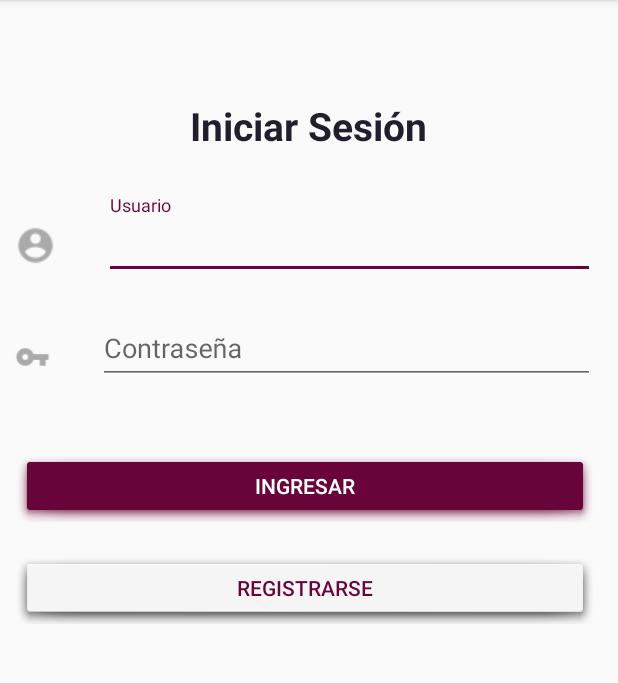
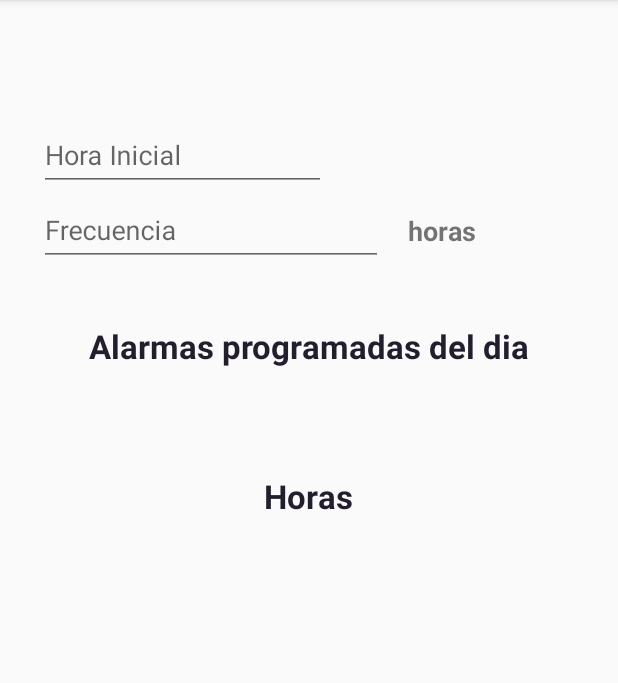
Before and after one commit to sianna93/Medicamentos, an Android app: the screen it shows after launch (ActividadLogin before the commit, ActividadCrearAlarma after it), on a phone screen of 412 x 824 dp, the part 84-767 px from its top. Run offline under Robolectric (Android 15) with nearby library versions, the phone set to English and light mode, and no system bars.

Commit message:
Alarma varias

```diff
--- a/AMI/app/src/main/java/com/example/janinacosta/ami/RingtonePlayingService.java
+++ b/AMI/app/src/main/java/com/example/janinacosta/ami/RingtonePlayingService.java
@@ -33,7 +33,7 @@ public class RingtonePlayingService extends Service {
         Log.i("LocalService", "Received start id " + startId + ": " + intent);
 
         //fetch the extra string values
-        String state= intent.getExtras().getString("extra");
+        String state= intent.getExtras().getString("extra"); //IDEA: enviar array
 
         Log.e("Ringtone extra is ", state);
 
@@ -83,6 +83,8 @@ public class RingtonePlayingService extends Service {
             //set up the notification call command
             notify_manager.notify(0,notification_popup);
 
+
+
         }else if(this.isRunning && startId ==0){
             Log.e("there is music", "and you want end");
 
--- /dev/null
+++ b/AMI/app/src/main/res/layout/activity_actividad_crear_alarma.xml
@@ -0,0 +1,107 @@
+<?xml version="1.0" encoding="utf-8"?>
+<RelativeLayout xmlns:android="http://schemas.android.com/apk/res/android"
+    xmlns:tools="http://schemas.android.com/tools"
+    android:id="@+id/activity_actividad_crear_alarma"
+    android:layout_width="match_parent"
+    android:layout_height="match_parent"
+    android:paddingBottom="@dimen/activity_vertical_margin"
+    android:paddingLeft="@dimen/activity_horizontal_margin"
+    android:paddingRight="@dimen/activity_horizontal_margin"
+    android:paddingTop="@dimen/activity_vertical_margin"
+    tools:context="com.example.janinacosta.ami.ActividadCrearAlarma">
+
+
+    <LinearLayout
+        android:orientation="horizontal"
+        android:layout_width="match_parent"
+        android:layout_marginLeft="10dp"
+        android:layout_marginTop="55dp"
+        android:layout_marginRight="10dp"
+        android:layout_height="match_parent"
+        android:baselineAligned="false">
+
+        <android.support.design.widget.TextInputLayout
+            android:layout_width="0dp"
+            android:layout_height="match_parent"
+            android:layout_weight="1"
+            android:id="@+id/tilNombres">
+
+            <EditText
+                android:layout_width="191dp"
+                android:layout_height="wrap_content"
+                android:ems="10"
+                android:inputType="text"
+                android:hint="Hora Inicial"
+                android:id="@+id/txt_HoraInicial"
+                android:editable="false"
+                android:contextClickable="false"
+                android:focusable="false"
+                android:focusableInTouchMode="false" />
+        </android.support.design.widget.TextInputLayout>
+    </LinearLayout>
+
+    <LinearLayout
+        android:orientation="horizontal"
+        android:layout_width="match_parent"
+        android:layout_marginLeft="10dp"
+        android:layout_marginTop="105dp"
+        android:layout_marginRight="10dp"
+        android:layout_height="match_parent"
+        android:baselineAligned="false">
+
+        <android.support.design.widget.TextInputLayout
+            android:layout_width="0dp"
+            android:layout_height="match_parent"
+            android:layout_weight="1"
+            android:id="@+id/tilFrecuencia">
+
+            <EditText
+                android:layout_width="229dp"
+                android:layout_height="wrap_content"
+                android:ems="10"
+                android:inputType="text"
+                android:hint="Frecuencia"
+                android:id="@+id/txt_frecuencia"
+                android:editable="false"
+                android:contextClickable="false"
+                android:focusable="false"
+                android:focusableInTouchMode="false"/>
+
+        </android.support.design.widget.TextInputLayout>
+
+        <TextView
+            android:text="horas"
+            android:layout_width="40dp"
+            android:layout_height="wrap_content"
+            android:id="@+id/textView5"
+            android:textStyle="normal|bold"
+            android:textSize="18sp"
+            android:layout_weight="0.30"
+            android:paddingTop="20dp" />
+    </LinearLayout>
+
+    <TextView
+        android:layout_width="wrap_content"
+        android:layout_height="wrap_content"
+        android:text="Alarmas programadas del dia"
+        android:id="@+id/textView3"
+        android:layout_alignParentTop="true"
+        android:layout_centerHorizontal="true"
+        android:textSize="22sp"
+        android:textColor="@color/colorPrimaryDark"
+        android:textStyle="normal|bold"
+        android:layout_marginTop="200dp" />
+
+    <TextView
+        android:layout_width="wrap_content"
+        android:layout_height="wrap_content"
+        android:text="Horas"
+        android:id="@+id/txt_lista_horas"
+        android:layout_alignParentTop="true"
+        android:layout_centerHorizontal="true"
+        android:textSize="22sp"
+        android:textColor="@color/colorPrimaryDark"
+        android:textStyle="normal|bold"
+        android:layout_marginTop="300dp" />
+
+</RelativeLayout>
--- a/AMI/app/src/main/res/layout/activity_actividad_crear_medicamento.xml
+++ b/AMI/app/src/main/res/layout/activity_actividad_crear_medicamento.xml
@@ -40,7 +40,6 @@
                 android:ems="10"
                 android:inputType="text"
                 android:hint="Nombre del medicamento"
-                android:singleLine="true"
                 android:id="@+id/txt_nombres" />
         </android.support.design.widget.TextInputLayout>
     </LinearLayout>
```
Also changed, not shown: AMI/app/src/main/AndroidManifest.xml (+25 -17 lines), AMI/app/src/main/java/com/example/janinacosta/ami/ActividadCrearAlarma.java (added, +192 -0 lines), AMI/app/src/main/res/layout/content_fijar_alarma.xml (added, +10 -0 lines), 2 other files.
